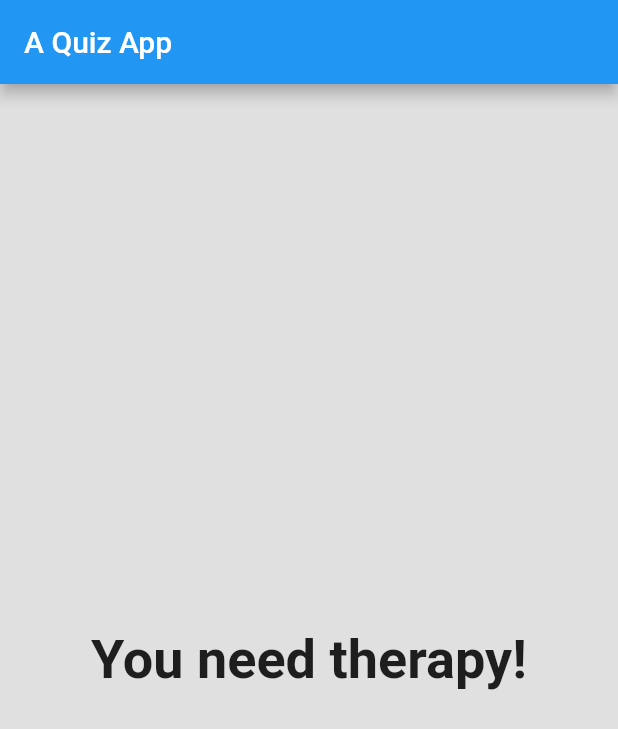
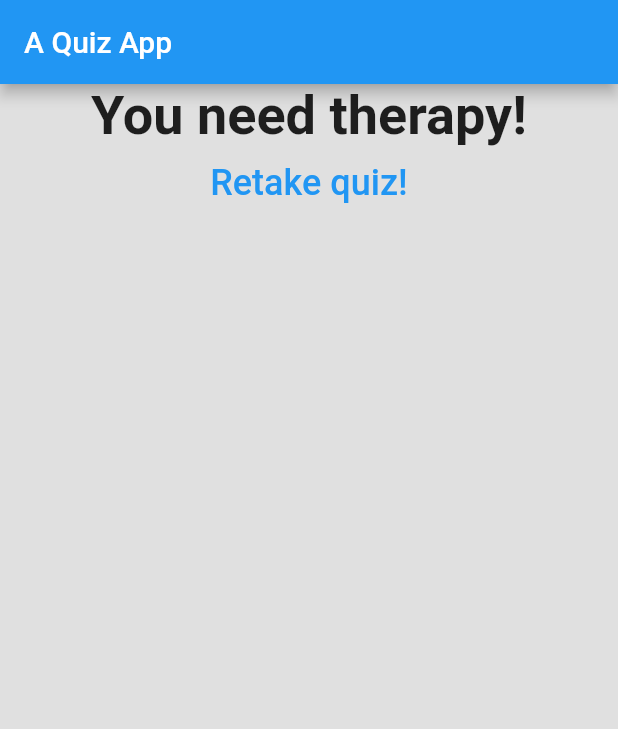
Before and after one commit to shahiutsav/quiz_app, a Flutter app: the screen it shows after launch, after a tap on "Black", after a tap on "Rabbit", after a tap on "Geoffrey Chaucer", on a phone screen of 412 x 824 dp. Shown: the top 729 px of the screen. Run offline on Flutter 3.47's test engine with Material 2 defaults, Android fonts, the phone set to English and light mode, and no system bars.

Commit message:
Make the retake quiz option possible

```diff
--- a/lib/answer.dart
+++ b/lib/answer.dart
@@ -42,7 +42,12 @@ class Answer extends StatelessWidget {
           elevation: MaterialStateProperty.all(0),
         ),
         onPressed: selectHandler,
-        child: Text(answerText),
+        child: Text(
+          answerText,
+          style: const TextStyle(
+            fontSize: 20,
+          ),
+        ),
       ),
     );
   }
--- a/lib/main.dart
+++ b/lib/main.dart
@@ -47,6 +47,13 @@ class _MyAppState extends State<MyApp> {
   var _questionIndex = 0;
   var _totalScore = 0;
 
+  void _resetQuiz() {
+    setState(() {
+      _questionIndex = 0;
+      _totalScore = 0;
+    });
+  }
+
   void _answerQuestion(int score) {
     _totalScore += score;
     if (_questionIndex < _questions.length) {
@@ -71,7 +78,11 @@ class _MyAppState extends State<MyApp> {
                 answerQuestion: _answerQuestion,
                 questionIndex: _questionIndex,
               )
-              : Result(_totalScore)),
+            : Result(
+                resultScore: _totalScore,
+                resetHandler: _resetQuiz,
+              ),
+      ),
     );
   }
 }
--- a/lib/result.dart
+++ b/lib/result.dart
@@ -1,8 +1,13 @@
 import 'package:flutter/material.dart';
 
 class Result extends StatelessWidget {
-  const Result(this.resultScore, {super.key});
+  const Result({
+    super.key,
+    required this.resultScore,
+    required this.resetHandler,
+  });
   final int resultScore;
+  final VoidCallback resetHandler;
 
   String get resultPhrase {
     var resultText = 'You did it!';
@@ -21,7 +26,9 @@ class Result extends StatelessWidget {
   @override
   Widget build(BuildContext context) {
     return Center(
-      child: Text(
+      child: Column(
+        children: [
+          Text(
             resultPhrase,
             textAlign: TextAlign.center,
             style: const TextStyle(
@@ -29,6 +36,17 @@ class Result extends StatelessWidget {
               fontWeight: FontWeight.bold,
             ),
           ),
+          TextButton(
+            onPressed: resetHandler,
+            child: const Text(
+              'Retake quiz!',
+              style: TextStyle(
+                fontSize: 24,
+              ),
+            ),
+          )
+        ],
+      ),
     );
   }
 }
```
Lines whose indentation alone changed are shown as unchanged.
